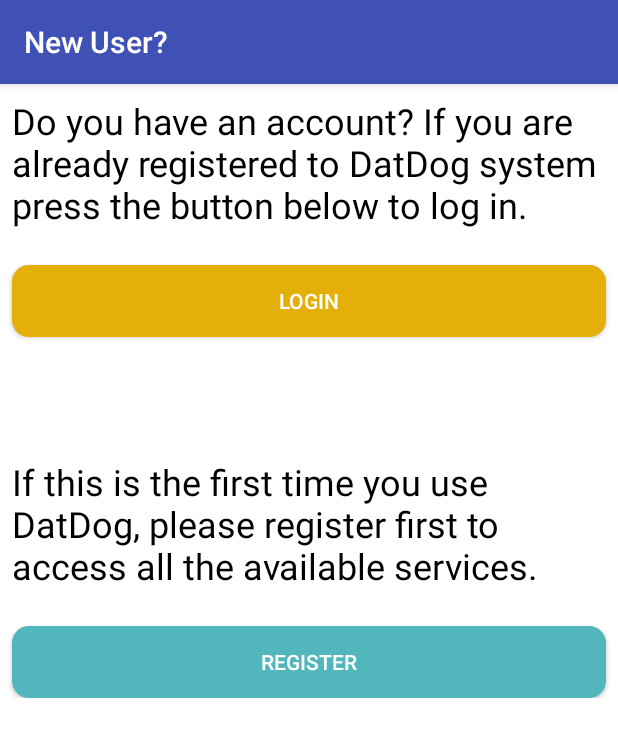
After one commit to Mastercypher/Datdog, an Android app: the RegOrLogActivity screen opened directly, with no data from a screen before it, on a phone screen of 412 x 824 dp. The commit adds this screen. Shown: the top 737 px of the screen. Run offline under Robolectric (Android 15) with nearby library versions, the phone set to English and light mode, and no system bars.

Commit message:
add register or login activity

```diff
--- a/android/DatDog/app/src/main/AndroidManifest.xml
+++ b/android/DatDog/app/src/main/AndroidManifest.xml
@@ -9,7 +9,8 @@
         android:roundIcon="@mipmap/ic_launcher_round"
         android:supportsRtl="true"
         android:theme="@style/AppTheme">
-        <activity android:name=".SplashActivity"
+        <activity
+            android:name=".SplashActivity"
             android:theme="@style/SplashTheme">
             <intent-filter>
                 <action android:name="android.intent.action.MAIN" />
@@ -17,7 +18,10 @@
                 <category android:name="android.intent.category.LAUNCHER" />
             </intent-filter>
         </activity>
-        <activity android:name=".MainActivity" android:theme="@style/Theme.AppCompat.NoActionBar"></activity>
+        <activity
+            android:name=".MainActivity"
+            android:theme="@style/Theme.AppCompat.NoActionBar" />
+        <activity android:name=".RegOrLogActivity" android:label="New User?"></activity>
     </application>
 
 </manifest>
--- a/android/DatDog/app/src/main/java/com/mastercypher/university/mobile/datdog/MainActivity.java
+++ b/android/DatDog/app/src/main/java/com/mastercypher/university/mobile/datdog/MainActivity.java
@@ -1,13 +1,30 @@
 package com.mastercypher.university.mobile.datdog;
 
+import android.content.Context;
+import android.content.Intent;
 import android.support.v7.app.AppCompatActivity;
 import android.os.Bundle;
+import android.util.AttributeSet;
+import android.view.View;
+import android.widget.Button;
 
 public class MainActivity extends AppCompatActivity {
+
+    Button mBtnContinue;
 
     @Override
     protected void onCreate(Bundle savedInstanceState) {
         super.onCreate(savedInstanceState);
         setContentView(R.layout.activity_main);
+        mBtnContinue = findViewById(R.id.button);
+
+        mBtnContinue.setOnClickListener(new View.OnClickListener() {
+            @Override
+            public void onClick(View v) {
+                startActivity(new Intent(MainActivity.this,RegOrLogActivity.class));
+            }
+        });
     }
+
+
 }
--- /dev/null
+++ b/android/DatDog/app/src/main/java/com/mastercypher/university/mobile/datdog/RegOrLogActivity.java
@@ -0,0 +1,13 @@
+package com.mastercypher.university.mobile.datdog;
+
+import android.support.v7.app.AppCompatActivity;
+import android.os.Bundle;
+
+public class RegOrLogActivity extends AppCompatActivity {
+
+    @Override
+    protected void onCreate(Bundle savedInstanceState) {
+        super.onCreate(savedInstanceState);
+        setContentView(R.layout.activity_reg_or_log);
+    }
+}
--- /dev/null
+++ b/android/DatDog/app/src/main/res/drawable/theme_button_secondary.xml
@@ -0,0 +1,13 @@
+<shape
+    xmlns:android="http://schemas.android.com/apk/res/android"
+    android:shape="rectangle"   >
+
+    <solid
+        android:color="@color/colorSecondary" >
+    </solid>
+
+    <corners
+        android:radius="11dp"   >
+    </corners>
+
+</shape>
--- a/android/DatDog/app/src/main/res/layout/activity_main.xml
+++ b/android/DatDog/app/src/main/res/layout/activity_main.xml
@@ -146,12 +146,12 @@
             android:layout_marginTop="24dp"
             android:background="@drawable/theme_button_round"
             android:text="Continue"
+            android:textColor="#ffffff"
             app:layout_constraintBottom_toBottomOf="parent"
             app:layout_constraintEnd_toEndOf="parent"
             app:layout_constraintHorizontal_bias="0.0"
             app:layout_constraintStart_toStartOf="parent"
-            app:layout_constraintTop_toBottomOf="@+id/imageView3"
-            />
+            app:layout_constraintTop_toBottomOf="@+id/imageView3" />
 
     </android.support.constraint.ConstraintLayout>
 </ScrollView>
--- /dev/null
+++ b/android/DatDog/app/src/main/res/layout/activity_reg_or_log.xml
@@ -0,0 +1,73 @@
+<?xml version="1.0" encoding="utf-8"?>
+<ScrollView xmlns:android="http://schemas.android.com/apk/res/android"
+    xmlns:app="http://schemas.android.com/apk/res-auto"
+    xmlns:tools="http://schemas.android.com/tools"
+    android:layout_width="match_parent"
+    android:layout_height="match_parent"
+    android:background="#ffffff"
+    tools:context=".RegOrLogActivity">
+
+    <android.support.constraint.ConstraintLayout xmlns:android="http://schemas.android.com/apk/res/android"
+        xmlns:app="http://schemas.android.com/apk/res-auto"
+        xmlns:tools="http://schemas.android.com/tools"
+        android:layout_width="match_parent"
+        android:layout_height="wrap_content"
+        tools:context=".RegOrLogActivity">
+
+        <TextView
+            android:id="@+id/textView7"
+            android:layout_width="0dp"
+            android:layout_height="wrap_content"
+            android:layout_marginEnd="8dp"
+            android:layout_marginStart="8dp"
+            android:layout_marginTop="8dp"
+            android:text="Do you have an account? If you are already registered to DatDog system press the button below to log in."
+            android:textColor="#000000"
+            android:textSize="24sp"
+            app:layout_constraintEnd_toEndOf="parent"
+            app:layout_constraintStart_toStartOf="parent"
+            app:layout_constraintTop_toTopOf="parent" />
+
+        <Button
+            android:id="@+id/button2"
+            android:layout_width="0dp"
+            android:layout_height="wrap_content"
+            android:layout_marginEnd="8dp"
+            android:layout_marginStart="8dp"
+            android:layout_marginTop="24dp"
+            android:background="@drawable/theme_button_round"
+            android:text="Login"
+            android:textColor="#ffffff"
+            app:layout_constraintEnd_toEndOf="parent"
+            app:layout_constraintStart_toStartOf="parent"
+            app:layout_constraintTop_toBottomOf="@+id/textView7" />
+
+        <TextView
+            android:id="@+id/textView8"
+            android:layout_width="0dp"
+            android:layout_height="wrap_content"
+            android:layout_marginEnd="8dp"
+            android:layout_marginStart="8dp"
+            android:layout_marginTop="80dp"
+            android:text="If this is the first time you use DatDog, please register first to access all the available services."
+            android:textColor="#000000"
+            android:textSize="24sp"
+            app:layout_constraintEnd_toEndOf="parent"
+            app:layout_constraintStart_toStartOf="parent"
+            app:layout_constraintTop_toBottomOf="@+id/button2" />
+
+        <Button
+            android:id="@+id/button3"
+            android:layout_width="0dp"
+            android:layout_height="wrap_content"
+            android:layout_marginEnd="8dp"
+            android:layout_marginStart="8dp"
+            android:layout_marginTop="24dp"
+            android:background="@drawable/theme_button_secondary"
+            android:text="Register"
+            android:textColor="#ffffff"
+            app:layout_constraintEnd_toEndOf="parent"
+            app:layout_constraintStart_toStartOf="parent"
+            app:layout_constraintTop_toBottomOf="@+id/textView8" />
+    </android.support.constraint.ConstraintLayout>
+</ScrollView>
--- a/android/DatDog/app/src/main/res/values/colors.xml
+++ b/android/DatDog/app/src/main/res/values/colors.xml
@@ -5,4 +5,5 @@
     <color name="colorAccent">#FF4081</color>
 
     <color name="colorStandard">#E4AF09</color>
+    <color name="colorSecondary">#51b7bc</color>
 </resources>
```
